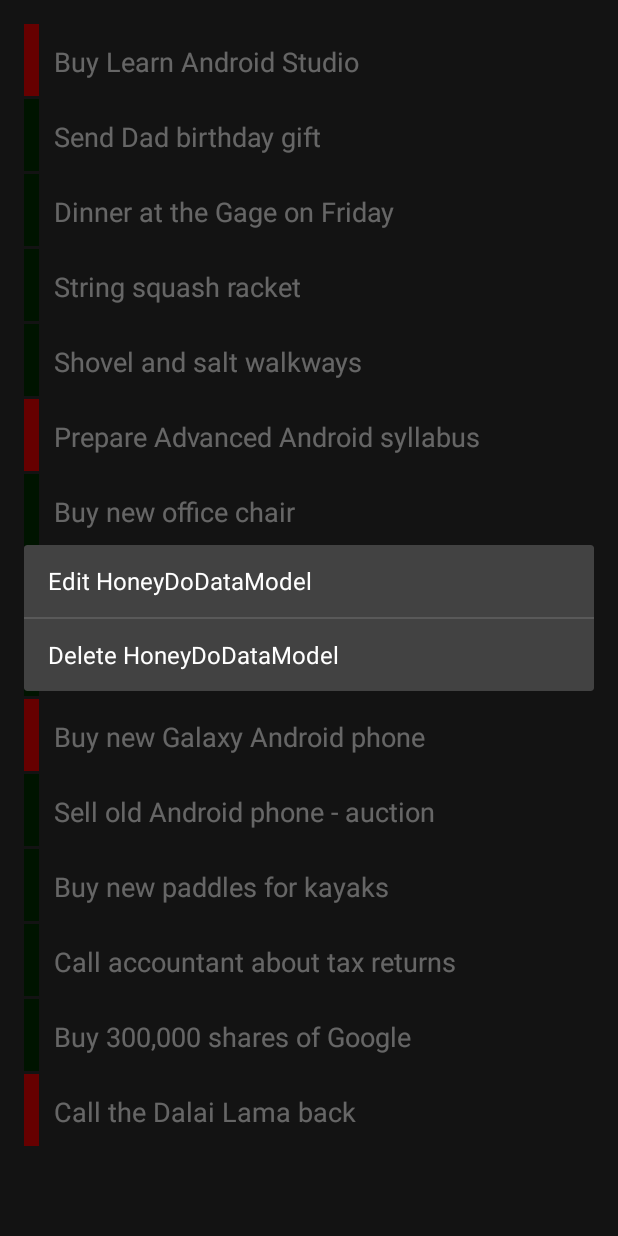
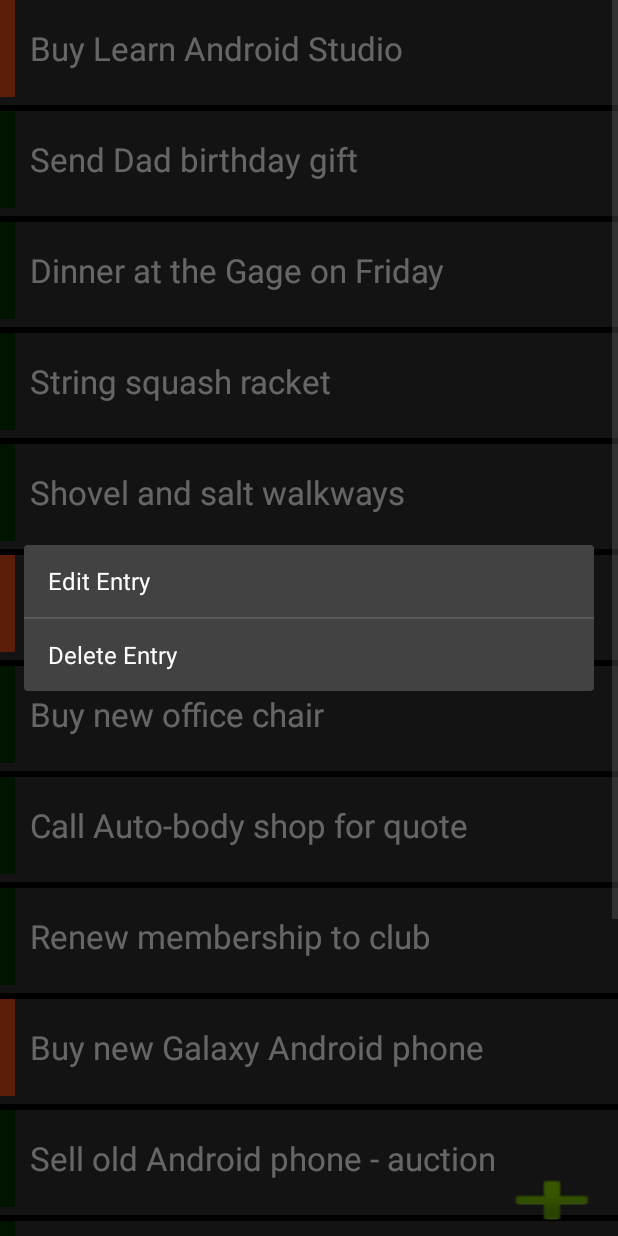
Before and after one commit to kengardiner/HoneyDO, an Android app: the screen it shows after launch (HoneyDoListActivity), after a tap on "Buy new office chair", on a phone screen of 412 x 824 dp. Run offline under Robolectric (Android 15) with nearby library versions, the phone set to English and light mode, and no system bars.

Commit message:
Still need to fix add item and store date

```diff
--- a/app/src/main/AndroidManifest.xml
+++ b/app/src/main/AndroidManifest.xml
@@ -12,7 +12,6 @@
         <activity android:name=".activity.HoneyDoSplashScreenActivity">
             <intent-filter>
                 <action android:name="android.intent.action.MAIN" />
-
                 <category android:name="android.intent.category.LAUNCHER" />
             </intent-filter>
         </activity>
--- a/app/src/main/java/com/cybermoosemoosemedia/honeydo/activity/HoneyDoListActivity.java
+++ b/app/src/main/java/com/cybermoosemoosemedia/honeydo/activity/HoneyDoListActivity.java
@@ -11,15 +11,21 @@ import android.view.Menu;
 import android.view.MenuInflater;
 import android.view.MenuItem;
 import android.view.View;
+import android.view.Window;
 import android.widget.AbsListView;
 import android.widget.AdapterView;
 import android.widget.ArrayAdapter;
+import android.widget.Button;
+import android.widget.CheckBox;
+import android.widget.EditText;
+import android.widget.LinearLayout;
 import android.widget.ListView;
+import android.widget.TextView;
 
+import com.cybermoosemoosemedia.honeydo.R;
 import com.cybermoosemoosemedia.honeydo.db.HoneyDoCursorAdapter;
+import com.cybermoosemoosemedia.honeydo.db.HoneyDoDataModel;
 import com.cybermoosemoosemedia.honeydo.db.HoneyDoRemindersDbAdapter;
-import com.cybermoosemoosemedia.honeydo.R;
-import com.cybermoosemoosemedia.honeydo.db.HoneyDoDataModel;
 
 public class HoneyDoListActivity extends Activity {
     private ListView mListView;
@@ -30,12 +36,7 @@ public class HoneyDoListActivity extends Activity {
     protected void onCreate(Bundle savedInstanceState) {
         super.onCreate(savedInstanceState);
         setContentView(R.layout.activity_honey_do_list);
-//        ActionBar actionBar = getSupportActionBar();
-//        actionBar.setHomeButtonEnabled(true);
-//        actionBar.setDisplayShowHomeEnabled(true);
-//        actionBar.setIcon(R.mipmap.ic_launcher);
         mListView = (ListView) findViewById(R.id.reminders_list_view);
-        mListView.setDivider(null);
         mDbAdapter = new HoneyDoRemindersDbAdapter(this);
         mDbAdapter.open();
         if (savedInstanceState == null) {
@@ -76,7 +77,7 @@ public class HoneyDoListActivity extends Activity {
             public void onItemClick(AdapterView<?> parent, View view, final int masterListPosition, long id) {
                 AlertDialog.Builder builder = new AlertDialog.Builder(HoneyDoListActivity.this);
                 ListView modeListView = new ListView(HoneyDoListActivity.this);
-                String[] modes = new String[]{"Edit HoneyDoDataModel", "Delete HoneyDoDataModel"};
+                String[] modes = new String[]{"Edit Entry", "Delete Entry"};
                 ArrayAdapter<String> modeAdapter = new ArrayAdapter<>(HoneyDoListActivity.this,
                         android.R.layout.simple_list_item_1, android.R.id.text1, modes);
                 modeListView.setAdapter(modeAdapter);
@@ -90,7 +91,7 @@ public class HoneyDoListActivity extends Activity {
                         if (position == 0) {
                             int nId = getIdFromPosition(masterListPosition);
                             HoneyDoDataModel honeyDoDataModel = mDbAdapter.fetchReminderById(nId);
-                      //      fireCustomDialog(honeyDoDataModel);
+                            fireCustomDialog(honeyDoDataModel);
                             //delete honeyDoDataModel
                         } else {
                             mDbAdapter.deleteReminderById(getIdFromPosition(masterListPosition));
@@ -169,7 +170,7 @@ public class HoneyDoListActivity extends Activity {
 
     }
 
-/*    private void fireCustomDialog(final HoneyDoDataModel reminder) {
+    private void fireCustomDialog(final HoneyDoDataModel reminder) {
 
 
 
@@ -185,14 +186,14 @@ public class HoneyDoListActivity extends Activity {
         final boolean isEditOperation = (reminder != null);
         //this is for an edit
         if (isEditOperation) {
-            titleView.setText("Edit HoneyDoDataModel");
+            titleView.setText("Edit Item");
             checkBox.setChecked(reminder.getImportant() == 1);
             editCustom.setText(reminder.getContent());
-            rootLayout.setBackgroundColor(getResources().getColor(R.color.blue));
+            rootLayout.setBackgroundColor(getResources().getColor(R.color.colorPrimaryDark));
         }
-*/
 
-      /*  commitButton.setOnClickListener(new View.OnClickListener() {
+
+      commitButton.setOnClickListener(new View.OnClickListener() {
             @Override
             public void onClick(View v) {
                 String reminderText = editCustom.getText().toString();
@@ -207,10 +208,10 @@ public class HoneyDoListActivity extends Activity {
                 mCursorAdapter.changeCursor(mDbAdapter.fetchAllReminders());
                 dialog.dismiss();
             }
-        });*/
+        });
 
 
-/*        Button buttonCancel = (Button) dialog.findViewById(R.id.custom_button_cancel);
+      Button buttonCancel = (Button) dialog.findViewById(R.id.custom_button_cancel);
         buttonCancel.setOnClickListener(new View.OnClickListener() {
             @Override
             public void onClick(View v) {
@@ -218,7 +219,7 @@ public class HoneyDoListActivity extends Activity {
             }
         });
         dialog.show();
-    }*/
+    }
 
     @Override
     public boolean onCreateOptionsMenu(Menu menu) {
--- a/app/src/main/java/com/cybermoosemoosemedia/honeydo/activity/HoneyDoSplashScreenActivity.java
+++ b/app/src/main/java/com/cybermoosemoosemedia/honeydo/activity/HoneyDoSplashScreenActivity.java
@@ -24,8 +24,6 @@ public class HoneyDoSplashScreenActivity extends Activity {
 
                 @Override
                 public void run() {
-                    // this method will be executed once the timer is over
-                    // start the app main activity
                     Intent i = new Intent(HoneyDoSplashScreenActivity.this, HoneyDoListActivity.class);
                     startActivity(i);
 
--- a/app/src/main/java/com/cybermoosemoosemedia/honeydo/db/HoneyDoCursorAdapter.java
+++ b/app/src/main/java/com/cybermoosemoosemedia/honeydo/db/HoneyDoCursorAdapter.java
@@ -29,7 +29,7 @@ public class HoneyDoCursorAdapter extends SimpleCursorAdapter {
             holder.listTab = view.findViewById(R.id.row_tab);
             view.setTag(holder);
         }if (cursor.getInt(holder.colImp) > 0) {
-            holder.listTab.setBackgroundColor(ContextCompat.getColor(context, R.color.red));
+            holder.listTab.setBackgroundColor(ContextCompat.getColor(context, R.color.colorPrimaryDark));
         } else {
             holder.listTab.setBackgroundColor(ContextCompat.getColor(context, R.color.green));
         }
--- /dev/null
+++ b/app/src/main/res/drawable/rounded_corners.xml
@@ -0,0 +1,6 @@
+<?xml version="1.0" encoding="utf-8"?>
+<shape xmlns:android="http://schemas.android.com/apk/res/android">
+
+<corners android:radius="7dp" ></corners>
+
+</shape>
--- a/app/src/main/res/layout/activity_honey_do_list.xml
+++ b/app/src/main/res/layout/activity_honey_do_list.xml
@@ -3,10 +3,6 @@
     xmlns:tools="http://schemas.android.com/tools"
     android:layout_width="match_parent"
     android:layout_height="match_parent"
-    android:paddingBottom="16dp"
-    android:paddingLeft="16dp"
-    android:paddingRight="16dp"
-    android:paddingTop="16dp"
     tools:context=".activity.HoneyDoListActivity"
     >
 
@@ -18,6 +14,17 @@
         android:layout_alignParentTop="true"
         android:layout_centerHorizontal="true"
         tools:listitem="@layout/list_row"
-         />
+        android:divider="#000000"
+        android:dividerHeight="4dp"
+        android:drawSelectorOnTop="true" />
+
+    <Button
+        android:layout_width="wrap_content"
+        android:layout_height="wrap_content"
+        android:id="@+id/button"
+        android:background="@android:drawable/ic_input_add"
+        android:layout_alignParentBottom="true"
+        android:layout_alignParentRight="true"
+        android:layout_alignParentEnd="true" />
 
 </RelativeLayout>
--- a/app/src/main/res/layout/list_row.xml
+++ b/app/src/main/res/layout/list_row.xml
@@ -1,46 +1,38 @@
 <?xml version="1.0" encoding="utf-8"?>
 <LinearLayout xmlns:android="http://schemas.android.com/apk/res/android"
               android:layout_width="match_parent"
-              android:layout_height="50dp"
+              android:layout_height="70dp"
               android:orientation="vertical"
               >
 
     <LinearLayout
         android:orientation="horizontal"
         android:layout_width="match_parent"
-        android:background="?android:attr/activatedBackgroundIndicator"
-        android:layout_height="48dp">
+        android:layout_height="match_parent">
 
         <view
             android:layout_width="10dp"
             android:layout_height="match_parent"
             class="android.view.View"
             android:id="@+id/row_tab"
-            />
+            android:layout_marginBottom="5dp" />
 
         <TextView
             android:layout_width="match_parent"
-            android:layout_height="50dp"
+            android:layout_height="match_parent"
             android:text="Reminder Text"
             android:id="@+id/row_text"
             android:textColor="@color/white"
-            android:textSize="18sp"
+            android:textSize="22sp"
             android:gravity="center_vertical"
             android:padding="10dp"
             android:ellipsize="end"
-            android:maxLines="1"/>
+            android:maxLines="1"
+            android:background="@drawable/rounded_corners"
+            android:layout_marginBottom="5dp"
+            android:typeface="normal" />
+
     </LinearLayout>
 
-    <view
-        class="android.view.View"
-        android:layout_width="fill_parent"
-        android:layout_height="1dp"
-        />
-
-    <view
-        class="android.view.View"
-        android:layout_width="fill_parent"
-        android:layout_height="1dp"
-        />
 
 </LinearLayout>
--- a/app/src/main/res/menu/menu_reminders.xml
+++ b/app/src/main/res/menu/menu_reminders.xml
@@ -1,7 +1,8 @@
 <menu xmlns:android="http://schemas.android.com/apk/res/android"
       xmlns:app="http://schemas.android.com/apk/res-auto"
       xmlns:tools="http://schemas.android.com/tools"
-      tools:context="com.apress.gerber.reminders.app.RemindersActivity" >
+      tools:context=".activity.HoneyDoListActivity">
+
     <item android:id="@+id/action_new"
           android:title="@string/new_reminder"
           android:orderInCategory="100"
--- a/app/src/main/res/values/colors.xml
+++ b/app/src/main/res/values/colors.xml
@@ -1,13 +1,13 @@
 <?xml version="1.0" encoding="utf-8"?>
 <resources>
-    <color name="colorPrimary">#FF5722</color>
+    <color name="colorPrimary">#ff5722</color>
     <color name="colorPrimaryDark">#E64A19</color>
     <color name="primaryLight">#FFCCBC</color>
-    <color name="colorAccent">#FFEB3B</color>
+    <color name="colorAccent">#ffeb3b</color>
     <color name="primaryText">#212121</color>
     <color name="secondaryText">#757575</color>
     <color name="icons">#FFFFFF</color>
-    <color name="dark_grey">#181818</color>
+    <color name="dark_grey">#ffffff</color>
     <color name="green">#003300</color>
     <color name="white">#ffffff</color>
     <color name="red">#ff0000</color>
```
Also changed, not shown: app/src/main/res/layout/activity_splash_screen.xml (+8 -5 lines), app/src/main/res/layout/dialog_custom.xml (added, +70 -0 lines).
